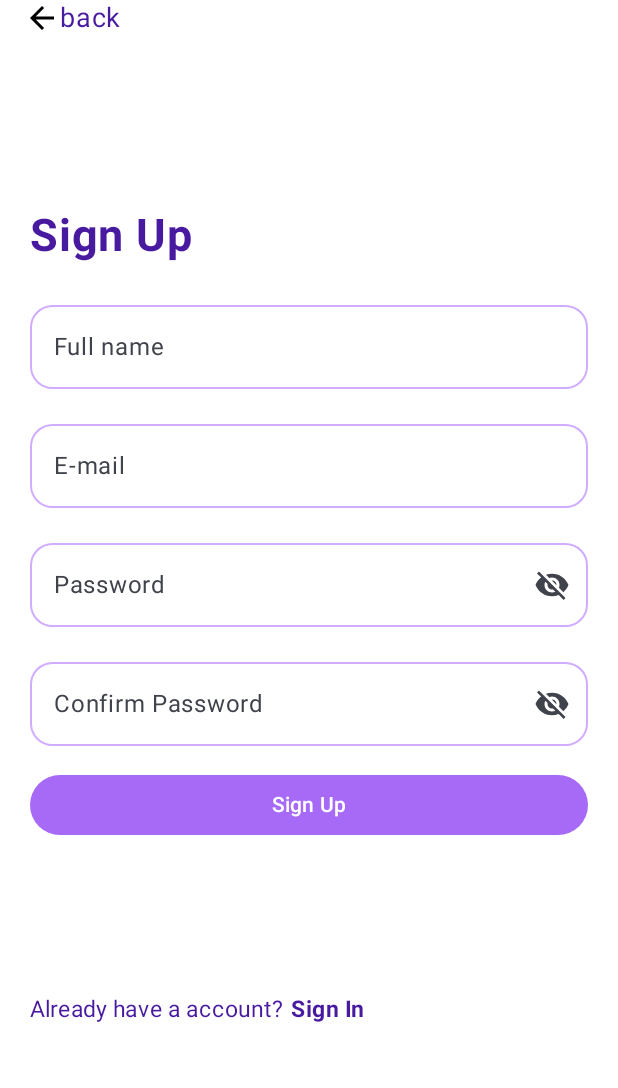
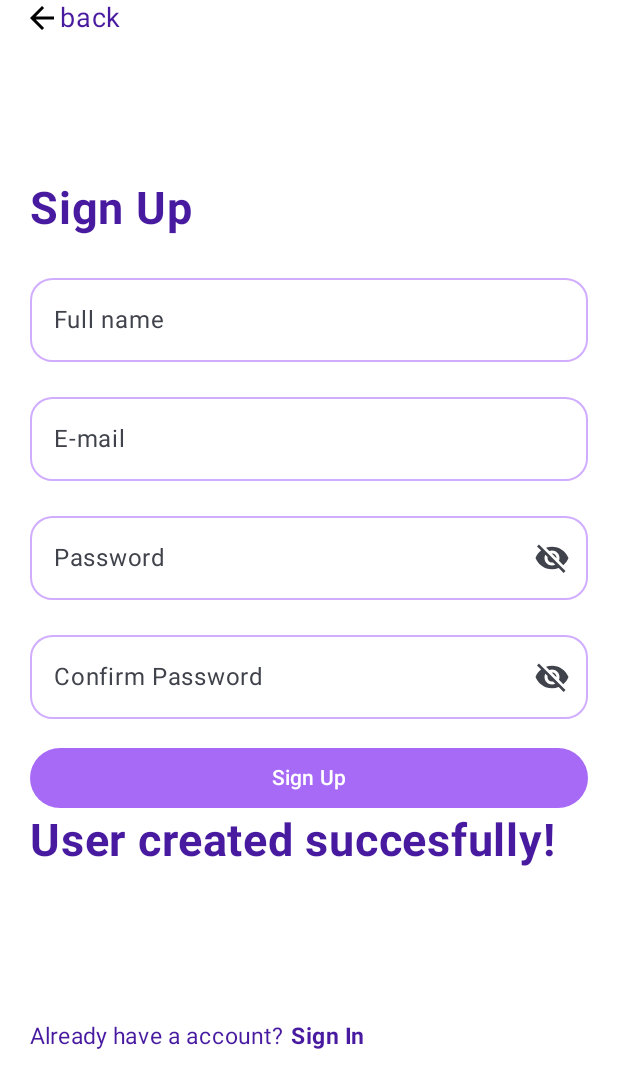
Before and after one commit to mecuch/DSW52763_ANDROID, an Android app built with Jetpack Compose: the composable RegisterPage shown on its own in the app's theme, after a tap on "Sign Up", on a phone screen of 412 x 824 dp. Shown: the top 1088 px of the screen. Run offline under Robolectric (Android 15) with nearby library versions, the phone set to English and light mode, and no system bars; our stand-ins replace Room's generated code; 1 statement that could not run was skipped.

Commit message:
Database for Login System part 2 21042025

```diff
--- a/app/build.gradle.kts
+++ b/app/build.gradle.kts
@@ -81,5 +81,6 @@ dependencies {
     val nav_version = "2.8.9"
     implementation("androidx.navigation:navigation-compose:$nav_version")
     implementation("androidx.compose.material:material-icons-extended")
+    implementation("androidx.room:room-ktx:2.6.1")
 
 }
--- a/app/src/main/java/com/example/dsw_52763_android/db/UsersDao.kt
+++ b/app/src/main/java/com/example/dsw_52763_android/db/UsersDao.kt
@@ -4,14 +4,16 @@ import android.annotation.SuppressLint
 import androidx.room.Dao
 import androidx.room.Insert
 import androidx.room.Query
-import com.google.firebase.firestore.auth.User
+import com.example.dsw_52763_android.model.Users
+
+
 
 @Dao
 interface UsersDao {
     @SuppressLint("RestrictedApi")
-    @Query("SELECT * FROM Users WHERE login = :login LIMIT 1")
-    suspend fun getUsersByLogin(login: String): User?
+    @Query("SELECT * FROM Users WHERE login = :login")
+    suspend fun getUsersByLogin(login: String): Users?
 
     @Insert
-    suspend fun insertUser(user: User)
+    suspend fun insertUser(user: Users)
 }
--- a/app/src/main/java/com/example/dsw_52763_android/utils/clickables.kt
+++ b/app/src/main/java/com/example/dsw_52763_android/utils/clickables.kt
@@ -15,12 +15,81 @@ import androidx.compose.material.icons.automirrored.filled.ArrowBack
 import androidx.compose.material.icons.filled.ArrowBack
 import androidx.compose.material3.ButtonDefaults
 import androidx.compose.material3.Icon
+import androidx.compose.runtime.LaunchedEffect
 import androidx.compose.ui.graphics.Color
+import androidx.compose.ui.platform.LocalContext
 import androidx.compose.ui.text.font.FontWeight
 import androidx.compose.ui.unit.dp
 import androidx.compose.ui.unit.sp
+import androidx.lifecycle.viewmodel.compose.viewModel
+import com.example.dsw_52763_android.view_model.LoginUserViewModel
+import com.example.dsw_52763_android.view_model.RegisterUserViewModel
 
 object clickables {
+    @Composable
+    fun RegisterClickableButton(navController: NavController,
+                                destinations: String,
+                                username: String,
+                                emails: String,
+                                password: String,
+                                confirmpassword: String) {
+        val context = LocalContext.current
+        val viewModel: RegisterUserViewModel = viewModel()
+        Button(onClick = {
+            viewModel.registerUser(
+                context = context,
+                fullName = username,
+                email = emails,
+                password = password,
+                confirmPassword = confirmpassword
+            )
+        },
+            colors = ButtonDefaults.buttonColors(
+                containerColor = colors.ornamentscolor,
+                contentColor = Color.White
+            ),
+            modifier = Modifier.fillMaxWidth()) {
+            Text("Sign Up")
+        }
+        if (viewModel.registrationSuccess.value) {
+            // Automatycznie przekieruj do logowania po sukcesie
+            LaunchedEffect(Unit) {
+                navController.navigate(destinations)
+            }
+            non_clickables.HeaderText("User created succesfully!")
+        }
+
+        if (viewModel.errorMessage.value.isNotEmpty()) {
+            non_clickables.HeaderText("❗ ${viewModel.errorMessage.value}")
+        }
+    }
+
+    @Composable
+    fun LoginClickableButton(navController: NavController, username: String, password: String) {
+        val context = LocalContext.current
+        val viewModel: LoginUserViewModel = viewModel()
+        Button(onClick = {
+            viewModel.loginUser(context, username, password)
+        },
+            colors = ButtonDefaults.buttonColors(
+                containerColor = colors.ornamentscolor,
+                contentColor = Color.White
+            ),
+            modifier = Modifier.fillMaxWidth()) {
+            Text("Sign in")
+        }
+        if (viewModel.loginSuccess.value) {
+            LaunchedEffect(Unit) {
+                navController.navigate("homePage/${viewModel.noteDbName}/${viewModel.fullName}")
+            }
+            non_clickables.HeaderText("Login Succesfull!")
+        }
+
+        if (viewModel.errorMessage.value.isNotEmpty()) {
+            non_clickables.HeaderText("❗ ${viewModel.errorMessage.value}")
+        }
+    }
+
     @Composable
     fun ClickableBack(navController: NavController) {
         Row {
--- a/app/src/main/java/com/example/dsw_52763_android/view/HomePage.kt
+++ b/app/src/main/java/com/example/dsw_52763_android/view/HomePage.kt
@@ -47,7 +47,7 @@ import com.example.dsw_52763_android.view_model.ToDoViewModel
 import java.util.Locale
 
 @Composable
-fun HomePage(viewModel: ToDoViewModel, navController: NavController) {
+fun HomePage(viewModel: ToDoViewModel, navController: NavController, dbName: String, fullName: String) {
 
     val todoList by viewModel.todoList.observeAsState()
     var inputText by remember {
@@ -75,7 +75,7 @@ fun HomePage(viewModel: ToDoViewModel, navController: NavController) {
 
     ) {
         Column {
-            non_clickables.HeaderText("Hello, User!")
+            non_clickables.HeaderText("Hello, $fullName!")
         }
 
         Column(
--- a/app/src/main/java/com/example/dsw_52763_android/view/LoginPage.kt
+++ b/app/src/main/java/com/example/dsw_52763_android/view/LoginPage.kt
@@ -57,7 +57,7 @@ fun LoginPage(navController: NavController){
                 onValueChange = { password = it }
             )
             Spacer(modifier = Modifier.height(15.dp))
-            clickables.ClickableButton(navController, routes.homePage, "Sign In")
+            clickables.LoginClickableButton(navController, username, password)
             Spacer(modifier = Modifier.height(90.dp))
             clickables.ClickableText(navController,
                 "Don't have an account?",
--- a/app/src/main/java/com/example/dsw_52763_android/view/RegisterPage.kt
+++ b/app/src/main/java/com/example/dsw_52763_android/view/RegisterPage.kt
@@ -17,11 +17,14 @@ import androidx.compose.runtime.remember
 import androidx.compose.runtime.setValue
 import androidx.compose.ui.Alignment
 import androidx.compose.ui.Modifier
+import androidx.compose.ui.platform.LocalContext
 import androidx.compose.ui.unit.dp
+import androidx.lifecycle.viewmodel.compose.viewModel
 import androidx.navigation.NavController
 import com.example.dsw_52763_android.utils.clickables
 import com.example.dsw_52763_android.utils.non_clickables
 import com.example.dsw_52763_android.utils.routes
+import com.example.dsw_52763_android.view_model.RegisterUserViewModel
 
 @Composable
 fun RegisterPage(navController: NavController){
@@ -29,6 +32,8 @@ fun RegisterPage(navController: NavController){
     var emails by remember { mutableStateOf("") }
     var password by remember { mutableStateOf("") }
     var confirmpassword by remember { mutableStateOf("") }
+    val context = LocalContext.current
+    val viewModel: RegisterUserViewModel = viewModel()
     Column(
         modifier = Modifier
             .fillMaxSize()
@@ -75,7 +80,7 @@ fun RegisterPage(navController: NavController){
                 onValueChange = { confirmpassword = it }
             )
             Spacer(modifier = Modifier.height(15.dp))
-            clickables.ClickableButton(navController, routes.loginPage, "Sign Up")
+            clickables.RegisterClickableButton(navController, routes.loginPage, username, emails, password, confirmpassword)
             Spacer(
                 modifier = Modifier.height(100.dp))
             clickables.ClickableText(navController,
--- /dev/null
+++ b/app/src/main/java/com/example/dsw_52763_android/view_model/RegisterUserViewModel.kt
@@ -0,0 +1,53 @@
+package com.example.dsw_52763_android.view_model
+
+import android.content.Context
+import androidx.compose.runtime.mutableStateOf
+import androidx.lifecycle.ViewModel
+import androidx.lifecycle.viewModelScope
+import com.example.dsw_52763_android.db.UserDatabase
+import com.example.dsw_52763_android.model.Users
+import kotlinx.coroutines.Dispatchers
+import kotlinx.coroutines.launch
+
+class RegisterUserViewModel : ViewModel() {
+
+    val registrationSuccess = mutableStateOf(false)
+    val errorMessage = mutableStateOf("")
+
+    fun registerUser(
+        context: Context,
+        fullName: String,
+        email: String,
+        password: String,
+        confirmPassword: String,
+    ) {
+        viewModelScope.launch(Dispatchers.IO) {
+            val userDao = UserDatabase.getInstance(context).userDao()
+
+            if (password != confirmPassword) {
+                errorMessage.value = "Passwords do not match"
+                return@launch
+            }
+
+            val existingUser = userDao.getUsersByLogin(email)
+            if (existingUser != null) {
+                errorMessage.value = "User already exists"
+                return@launch
+            }
+
+            val noteDbName = "notes_${email.replace("@", "_").replace(".", "_")}"
+
+            val newUser = Users(
+                login = email,
+                password = password,
+                fullName = fullName,
+                dbName = noteDbName
+            )
+
+            userDao.insertUser(newUser)
+
+            errorMessage.value = ""
+            registrationSuccess.value = true
+        }
+    }
+}
```
Also changed, not shown: app/src/main/java/com/example/dsw_52763_android/view/MainActivity.kt (+11 -2 lines), app/src/main/java/com/example/dsw_52763_android/view_model/LoginUserViewModel.kt (added, +42 -0 lines).
